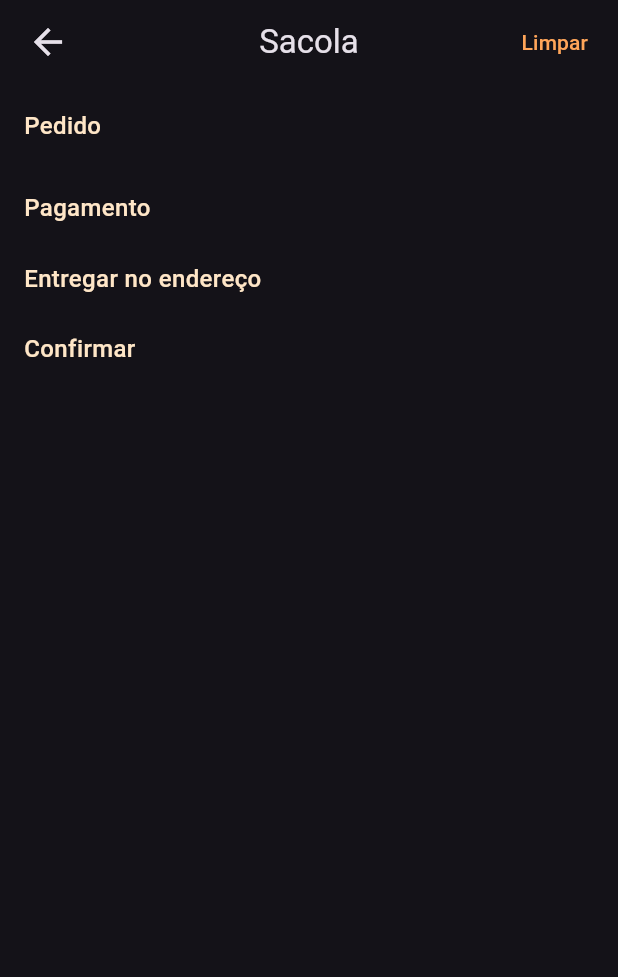
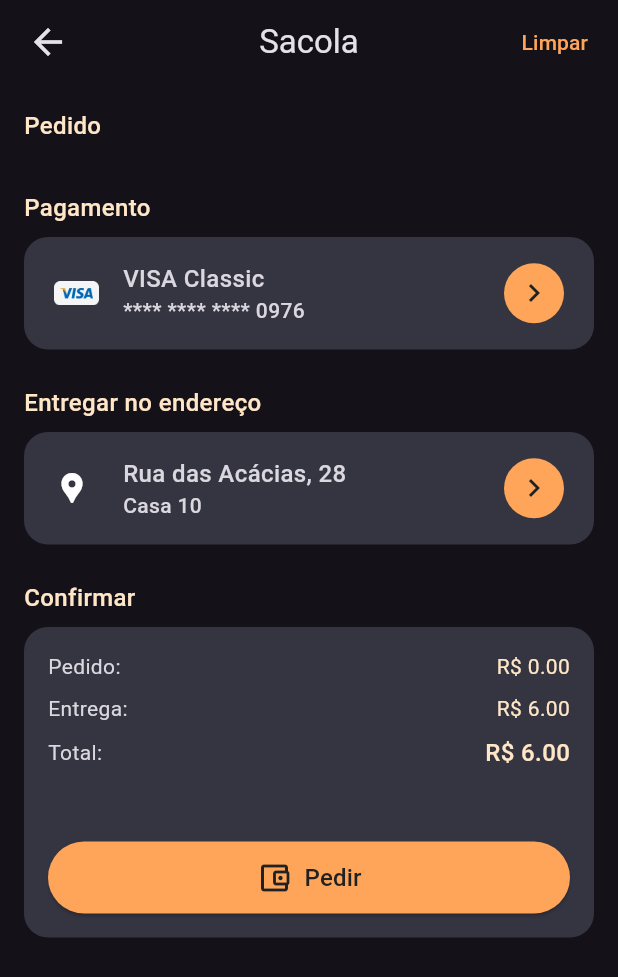
Before and after one commit to rodolfoHOk/alura.imersao-mobile, a Flutter app: the CheckoutScreen screen opened directly, on a phone screen of 412 x 824 dp. Shown: the top 977 px of the screen. Run offline on Flutter 3.47's test engine with Material 3 defaults, Android fonts, the light colour scheme and no system bars; our stand-ins replace badges.

Commit message:
feat: add payment and delivery address and order summary in checkout screen

```diff
--- a/lib/ui/_core/bag_provider.dart
+++ b/lib/ui/_core/bag_provider.dart
@@ -31,4 +31,8 @@ class BagProvider extends ChangeNotifier {
     }
     return mapResult;
   }
+
+  int getItemsPrice() {
+    return dishesOnBag.fold(0, (acc, dish) => acc += dish.price);
+  }
 }
--- a/lib/ui/checkout/checkout_screen.dart
+++ b/lib/ui/checkout/checkout_screen.dart
@@ -2,7 +2,10 @@ import 'package:flutter/material.dart';
 import 'package:flutter_techtaste/model/dish.dart';
 import 'package:flutter_techtaste/ui/_core/app_colors.dart';
 import 'package:flutter_techtaste/ui/_core/bag_provider.dart';
+import 'package:flutter_techtaste/ui/checkout/widgets/address_widget.dart';
 import 'package:flutter_techtaste/ui/checkout/widgets/order_item_widget.dart';
+import 'package:flutter_techtaste/ui/checkout/widgets/order_summary_widget.dart';
+import 'package:flutter_techtaste/ui/checkout/widgets/payment_widget.dart';
 import 'package:provider/provider.dart';
 
 class CheckoutScreen extends StatelessWidget {
@@ -80,6 +83,8 @@ class CheckoutScreen extends StatelessWidget {
                   color: AppColors.accentTextColor,
                 ),
               ),
+              SizedBox(height: 8),
+              PaymentWidget(),
               SizedBox(height: 24),
               Text(
                 "Entregar no endereço",
@@ -89,6 +94,8 @@ class CheckoutScreen extends StatelessWidget {
                   color: AppColors.accentTextColor,
                 ),
               ),
+              SizedBox(height: 8),
+              AddressWidget(),
               SizedBox(height: 24),
               Text(
                 "Confirmar",
@@ -98,6 +105,9 @@ class CheckoutScreen extends StatelessWidget {
                   color: AppColors.accentTextColor,
                 ),
               ),
+              SizedBox(height: 8),
+              OrderSummaryWidget(),
+              SizedBox(height: 40),
             ],
           ),
         ),
--- /dev/null
+++ b/lib/ui/checkout/widgets/address_widget.dart
@@ -0,0 +1,74 @@
+import 'package:flutter/material.dart';
+import 'package:flutter_techtaste/ui/_core/app_colors.dart';
+
+class AddressWidget extends StatelessWidget {
+  const AddressWidget({super.key});
+
+  @override
+  Widget build(BuildContext context) {
+    return Container(
+      decoration: BoxDecoration(
+        color: AppColors.lightBackgroundColor,
+        borderRadius: BorderRadius.circular(16),
+      ),
+      child: Row(
+        children: [
+          SizedBox(width: 20),
+          Icon(Icons.location_pin, size: 24),
+          SizedBox(width: 6),
+          Expanded(
+            flex: 1,
+            child: Padding(
+              padding: const EdgeInsets.all(16),
+              child: Column(
+                crossAxisAlignment: CrossAxisAlignment.start,
+                children: [
+                  Text(
+                    "Rua das Acácias, 28",
+                    style: TextStyle(
+                      fontSize: 16,
+                      fontWeight: FontWeight.w500,
+                      color: AppColors.mainTextColor,
+                    ),
+                  ),
+                  Text(
+                    "Casa 10",
+                    style: TextStyle(
+                      fontSize: 14,
+                      fontWeight: FontWeight.w500,
+                      color: AppColors.mainTextColor,
+                    ),
+                  ),
+                ],
+              ),
+            ),
+          ),
+          Column(
+            children: [
+              IconButton(
+                onPressed: () {},
+                style: ButtonStyle(
+                  backgroundColor: WidgetStateColor.resolveWith((states) {
+                    if (states.contains(WidgetState.disabled)) {
+                      return AppColors.disabledButtonColor;
+                    } else if (states.contains(WidgetState.pressed)) {
+                      return AppColors.pressedButtonColor;
+                    }
+                    return AppColors.mainColor;
+                  }),
+                ),
+                iconSize: 24,
+                padding: EdgeInsets.zero,
+                icon: Icon(
+                  Icons.chevron_right,
+                  color: AppColors.backgroundColor,
+                ),
+              ),
+            ],
+          ),
+          SizedBox(width: 16),
+        ],
+      ),
+    );
+  }
+}
--- /dev/null
+++ b/lib/ui/checkout/widgets/order_summary_widget.dart
@@ -0,0 +1,105 @@
+import 'package:flutter/material.dart';
+import 'package:flutter_techtaste/ui/_core/app_colors.dart';
+import 'package:flutter_techtaste/ui/_core/bag_provider.dart';
+import 'package:provider/provider.dart';
+
+class OrderSummaryWidget extends StatelessWidget {
+  const OrderSummaryWidget({super.key});
+
+  @override
+  Widget build(BuildContext context) {
+    BagProvider bagProvider = Provider.of<BagProvider>(context);
+    final int freight = 6;
+
+    return Container(
+      decoration: BoxDecoration(
+        color: AppColors.lightBackgroundColor,
+        borderRadius: BorderRadius.circular(16),
+      ),
+      child: Padding(
+        padding: const EdgeInsets.all(16),
+        child: Column(
+          spacing: 8,
+          children: [
+            Row(
+              mainAxisAlignment: MainAxisAlignment.spaceBetween,
+              children: [
+                Text(
+                  "Pedido:",
+                  style: TextStyle(
+                    fontSize: 14,
+                    color: AppColors.mainTextColor,
+                  ),
+                ),
+                Text(
+                  "R\$ ${bagProvider.getItemsPrice().toStringAsFixed(2)}",
+                  style: TextStyle(
+                    fontSize: 14,
+                    color: AppColors.accentTextColor,
+                  ),
+                ),
+              ],
+            ),
+            Row(
+              mainAxisAlignment: MainAxisAlignment.spaceBetween,
+              children: [
+                Text(
+                  "Entrega:",
+                  style: TextStyle(
+                    fontSize: 14,
+                    color: AppColors.mainTextColor,
+                  ),
+                ),
+                Text(
+                  "R\$ ${freight.toStringAsFixed(2)}",
+                  style: TextStyle(
+                    fontSize: 14,
+                    color: AppColors.accentTextColor,
+                  ),
+                ),
+              ],
+            ),
+            Row(
+              mainAxisAlignment: MainAxisAlignment.spaceBetween,
+              children: [
+                Text(
+                  "Total:",
+                  style: TextStyle(
+                    fontSize: 14,
+                    color: AppColors.mainTextColor,
+                  ),
+                ),
+                Text(
+                  "R\$ ${(bagProvider.getItemsPrice() + freight).toStringAsFixed(2)}",
+                  style: TextStyle(
+                    fontSize: 16,
+                    fontWeight: FontWeight.w500,
+                    color: AppColors.accentTextColor,
+                  ),
+                ),
+              ],
+            ),
+            SizedBox(height: 32),
+            ElevatedButton(
+              onPressed: () {},
+              style: ButtonStyle(
+                fixedSize: WidgetStatePropertyAll(Size(double.infinity, 48)),
+              ),
+              child: Row(
+                mainAxisAlignment: MainAxisAlignment.center,
+                spacing: 8,
+                children: [
+                  Icon(Icons.account_balance_wallet_outlined, size: 24),
+                  Text(
+                    "Pedir",
+                    style: TextStyle(fontSize: 16, fontWeight: FontWeight.w500),
+                  ),
+                ],
+              ),
+            ),
+          ],
+        ),
+      ),
+    );
+  }
+}
--- /dev/null
+++ b/lib/ui/checkout/widgets/payment_widget.dart
@@ -0,0 +1,73 @@
+import 'package:flutter/material.dart';
+import 'package:flutter_techtaste/ui/_core/app_colors.dart';
+
+class PaymentWidget extends StatelessWidget {
+  const PaymentWidget({super.key});
+
+  @override
+  Widget build(BuildContext context) {
+    return Container(
+      decoration: BoxDecoration(
+        color: AppColors.lightBackgroundColor,
+        borderRadius: BorderRadius.circular(16),
+      ),
+      child: Row(
+        children: [
+          SizedBox(width: 20),
+          Image.asset("assets/others/visa.png", width: 30, height: 16),
+          Expanded(
+            flex: 1,
+            child: Padding(
+              padding: const EdgeInsets.all(16),
+              child: Column(
+                crossAxisAlignment: CrossAxisAlignment.start,
+                children: [
+                  Text(
+                    "VISA Classic",
+                    style: TextStyle(
+                      fontSize: 16,
+                      fontWeight: FontWeight.w500,
+                      color: AppColors.mainTextColor,
+                    ),
+                  ),
+                  Text(
+                    "**** **** **** 0976",
+                    style: TextStyle(
+                      fontSize: 14,
+                      fontWeight: FontWeight.w500,
+                      color: AppColors.mainTextColor,
+                    ),
+                  ),
+                ],
+              ),
+            ),
+          ),
+          Column(
+            children: [
+              IconButton(
+                onPressed: () {},
+                style: ButtonStyle(
+                  backgroundColor: WidgetStateColor.resolveWith((states) {
+                    if (states.contains(WidgetState.disabled)) {
+                      return AppColors.disabledButtonColor;
+                    } else if (states.contains(WidgetState.pressed)) {
+                      return AppColors.pressedButtonColor;
+                    }
+                    return AppColors.mainColor;
+                  }),
+                ),
+                iconSize: 24,
+                padding: EdgeInsets.zero,
+                icon: Icon(
+                  Icons.chevron_right,
+                  color: AppColors.backgroundColor,
+                ),
+              ),
+            ],
+          ),
+          SizedBox(width: 16),
+        ],
+      ),
+    );
+  }
+}
```
Also changed, not shown: 1 other file.
